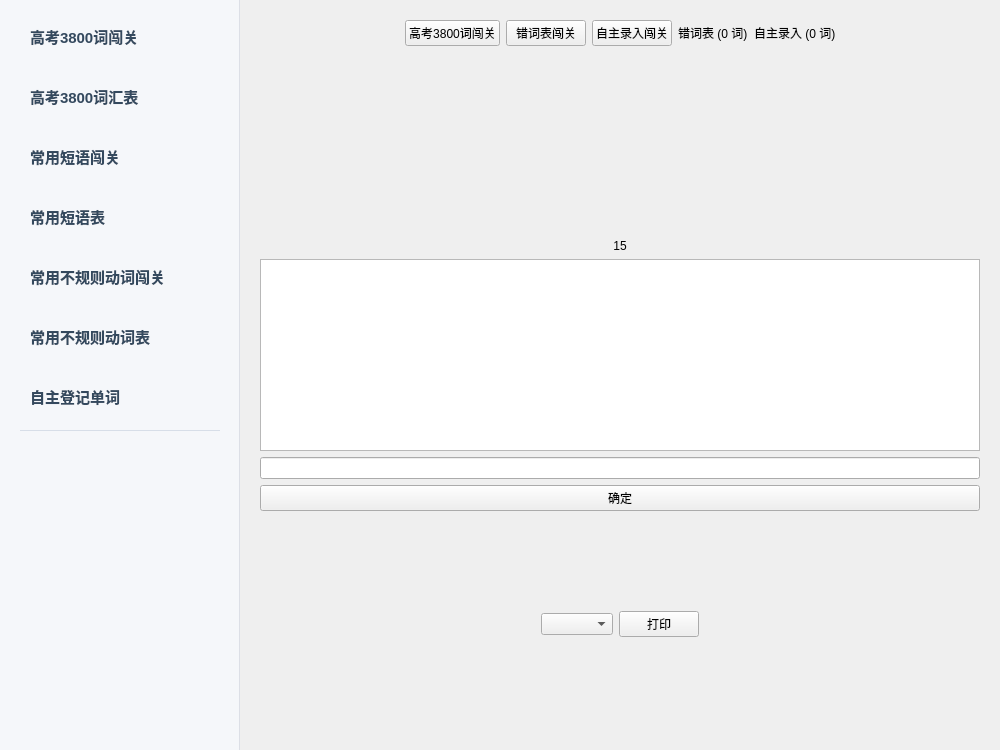
This is resources/main_window.ui in andrezha/EngMaster-AI-Agent as Qt 5 draws it before an edit. The edited form follows.
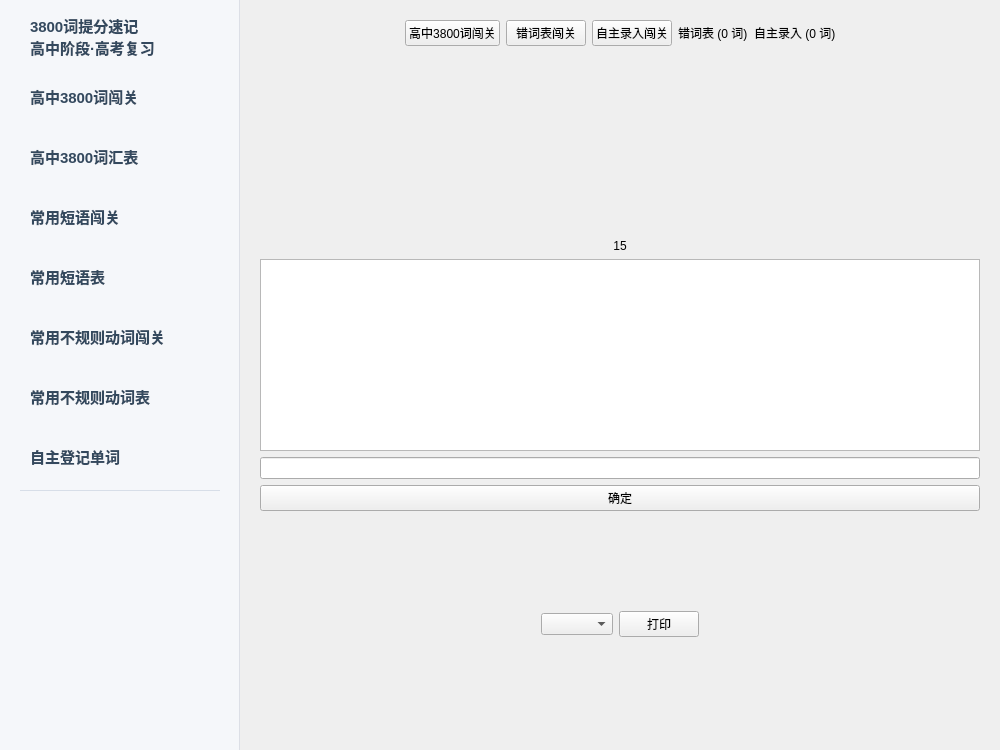
This is the edited form. The open tabs and pages were chosen to show the change.

Commit message: Add scientific memory and Zhongkao edition support

Patch:
```diff
--- a/resources/main_window.ui
+++ b/resources/main_window.ui
@@ -15,10 +15,18 @@
        <property name="spacing"><number>8</number></property>
        <property name="margin"><number>10</number></property>
        <property name="alignment"><set>Qt::AlignTop</set></property>
+       <item>
+        <widget class="QPushButton" name="btn_nav_scientific_memory">
+         <property name="minimumSize"><size><width>0</width><height>52</height></size></property>
+         <property name="text"><string>3800词提分速记&#10;高中阶段·高考复习</string></property>
+         <property name="checkable"><bool>true</bool></property>
+         <property name="styleSheet"><string>QPushButton { color: #34495e; background: transparent; border: none; font-family: "Microsoft YaHei UI", "Microsoft YaHei", sans-serif; font-size: 15px; text-align: left; padding-left: 20px; outline: none; border-radius: 10px; font-weight: 600; } QPushButton:hover { background-color: #e4e7ed; } QPushButton:checked { background-color: #2c3e50; color: white; }</string></property>
+        </widget>
+       </item>
        <item>
         <widget class="QPushButton" name="btn_nav_vocab">
          <property name="minimumSize"><size><width>0</width><height>52</height></size></property>
-         <property name="text"><string>高考3800词闯关</string></property>
+         <property name="text"><string>高中3800词闯关</string></property>
          <property name="checkable"><bool>true</bool></property>
           <property name="styleSheet"><string>QPushButton { color: #34495e; background: transparent; border: none; font-family: "Microsoft YaHei UI", "Microsoft YaHei", sans-serif; font-size: 15px; text-align: left; padding-left: 20px; outline: none; border-radius: 10px; font-weight: 600; } QPushButton:hover { background-color: #e4e7ed; } QPushButton:checked { background-color: #2c3e50; color: white; }</string></property>
         </widget>
@@ -26,7 +34,7 @@
        <item>
         <widget class="QPushButton" name="btn_nav_core_vocab">
          <property name="minimumSize"><size><width>0</width><height>52</height></size></property>
-         <property name="text"><string>高考3800词汇表</string></property>
+         <property name="text"><string>高中3800词汇表</string></property>
          <property name="checkable"><bool>true</bool></property>
           <property name="styleSheet"><string>QPushButton { color: #34495e; background: transparent; border: none; font-family: "Microsoft YaHei UI", "Microsoft YaHei", sans-serif; font-size: 15px; text-align: left; padding-left: 20px; outline: none; border-radius: 10px; font-weight: 600; } QPushButton:hover { background-color: #e4e7ed; } QPushButton:checked { background-color: #2c3e50; color: white; }</string></property>
         </widget>
@@ -111,7 +119,7 @@
               <item>
                 <widget class="QPushButton" name="btn_challenge_regular">
                  <property name="text">
-                   <string>高考3800词闯关</string>
+                   <string>高中3800词闯关</string>
                  </property>
                 </widget>
               </item>
```
The commit also changes 166 other files.
